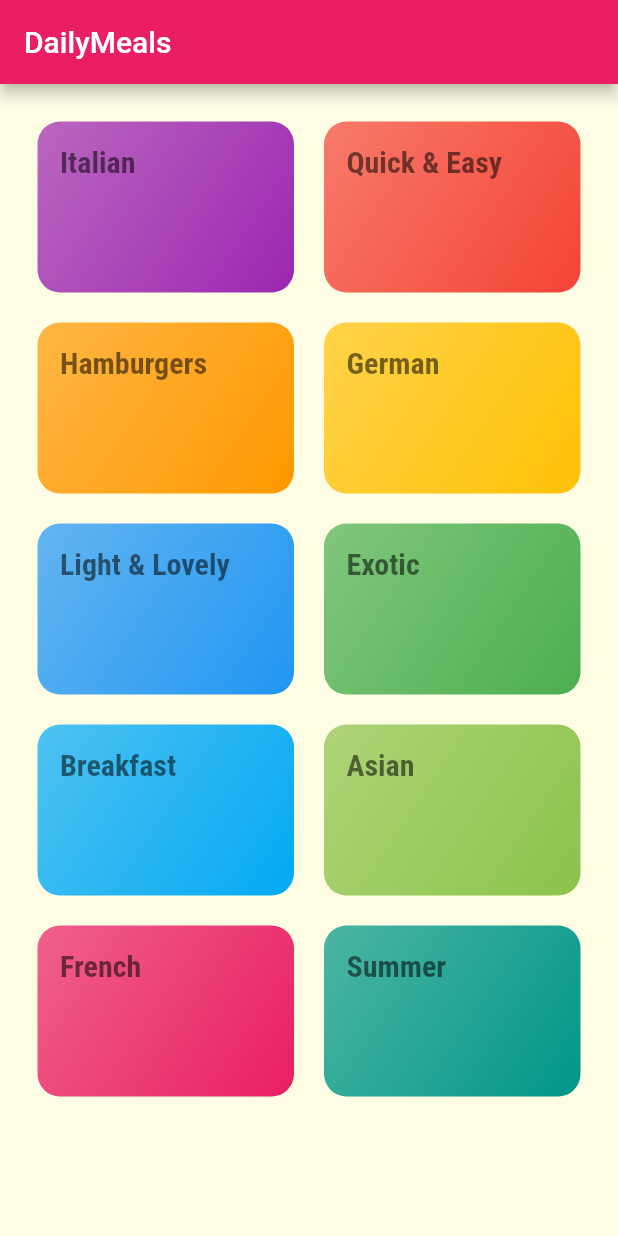
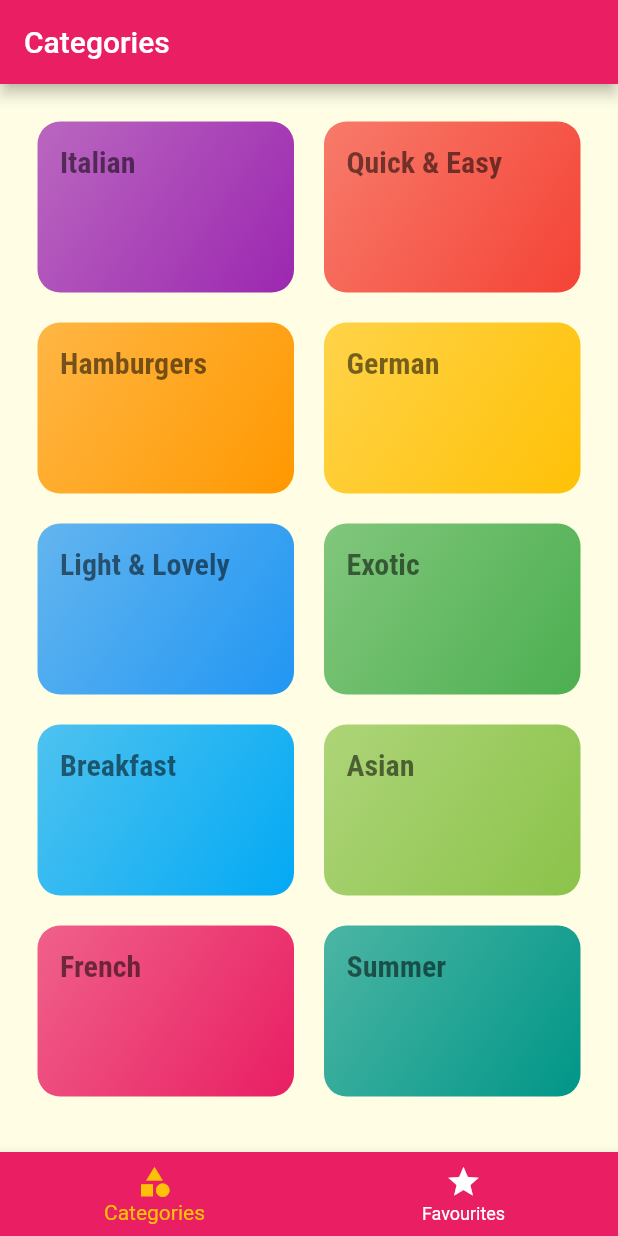
Before and after one commit to KartikeyaMohan/meals_app, a Flutter app: the screen it shows after launch, on a phone screen of 412 x 824 dp. Run offline on Flutter 3.47's test engine with Material 2 defaults, Android fonts, the phone set to English and light mode, and no system bars.

```diff
--- a/lib/main.dart
+++ b/lib/main.dart
@@ -1,5 +1,6 @@
 import 'package:flutter/material.dart';
 
+import './screens/tabs_screen.dart';
 import './screens/meal_detail_screen.dart';
 import './screens/category_meals_screen.dart';
 import './screens/categories_screen.dart';
@@ -36,7 +37,7 @@ class MyApp extends StatelessWidget {
           )
         )
       ),
-      home: const CategoriesScreen(),
+      home: const TabsScreen(),
       routes: {
         CategoryMealsScreen.routeName: (ctx) => CategoryMealsScreen(),
         MealDetailScreen.routeName: (ctx) => MealDetailScreen()
--- a/lib/screens/categories_screen.dart
+++ b/lib/screens/categories_screen.dart
@@ -9,11 +9,7 @@ class CategoriesScreen extends StatelessWidget {
 
   @override
   Widget build(BuildContext context) {
-    return Scaffold(
-      appBar: AppBar(
-        title: const Text('DailyMeals'),
-      ),
-      body: GridView(
+    return GridView(
       padding: const EdgeInsets.all(25),
       gridDelegate: const SliverGridDelegateWithMaxCrossAxisExtent(
         maxCrossAxisExtent: 200,
@@ -29,7 +25,6 @@ class CategoriesScreen extends StatelessWidget {
             color: category.color
           )
         ).toList(),
-      ),
     );
   }
 }
--- /dev/null
+++ b/lib/screens/favourites_screen.dart
@@ -0,0 +1,12 @@
+import 'package:flutter/material.dart';
+
+class FavouritesScreen extends StatelessWidget {
+  const FavouritesScreen({super.key});
+
+  @override
+  Widget build(BuildContext context) {
+    return const Center(
+      child: Text('The favourites'),
+    );
+  }
+}
--- /dev/null
+++ b/lib/screens/tabs_screen.dart
@@ -0,0 +1,52 @@
+import 'package:flutter/material.dart';
+import './favourites_screen.dart';
+import './categories_screen.dart';
+
+class TabsScreen extends StatefulWidget {
+  const TabsScreen({super.key});
+
+  @override
+  State<TabsScreen> createState() => _TabsScreenState();
+}
+
+class _TabsScreenState extends State<TabsScreen> {
+
+  final List<Map<String, Object>> _pages = [
+    {'page': CategoriesScreen(), 'title': 'Categories'},
+    {'page': FavouritesScreen(), 'title': 'Favourites'}
+  ];
+  int _selectedPageIndex = 0;
+
+  void _selectPage(int index) {
+    setState(() {
+      _selectedPageIndex = index;
+    });
+  }
+
+  @override
+  Widget build(BuildContext context) {
+    return Scaffold(
+        appBar: AppBar(
+          title: Text(_pages[_selectedPageIndex]['title'] as String),
+        ),
+        body: _pages[_selectedPageIndex]['page'] as Widget,
+        bottomNavigationBar: BottomNavigationBar(
+          onTap: _selectPage,
+          backgroundColor: Colors.pink,
+          unselectedItemColor: Colors.white,
+          selectedItemColor: Colors.amber,
+          currentIndex: _selectedPageIndex,
+          items: const [
+            BottomNavigationBarItem(
+              icon: Icon(Icons.category),
+              label: 'Categories'
+            ),
+            BottomNavigationBarItem(
+              icon: Icon(Icons.star),
+              label: 'Favourites'
+            )
+          ]
+        ),
+    );
+  }
+}
```
Lines whose indentation alone changed are shown as unchanged.
